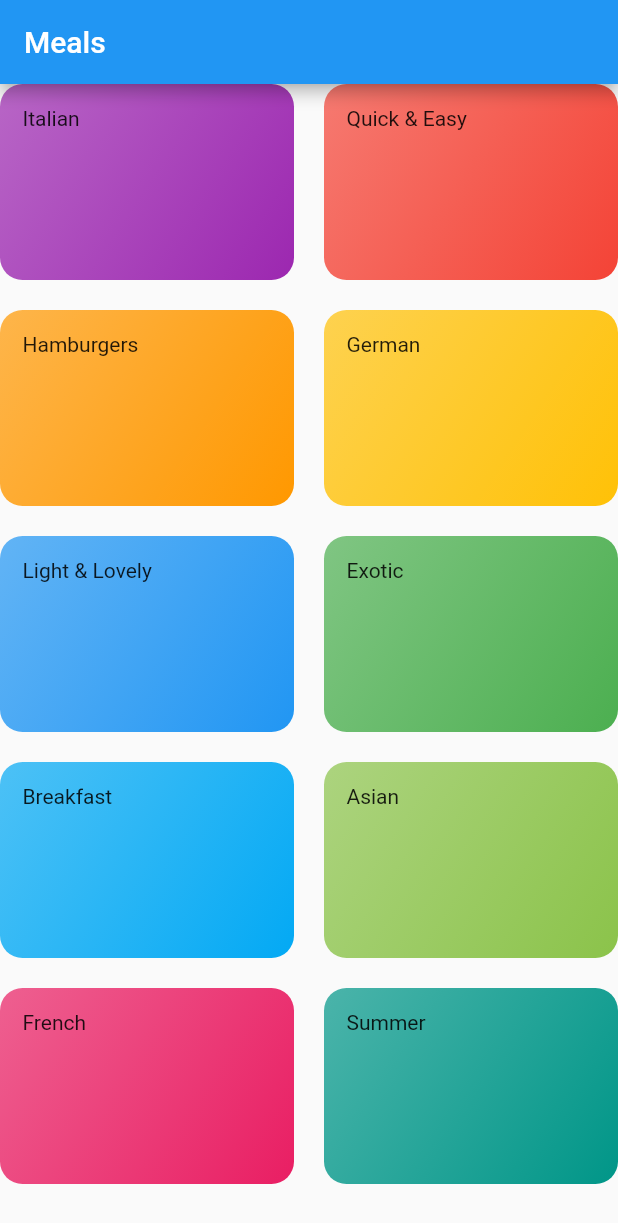
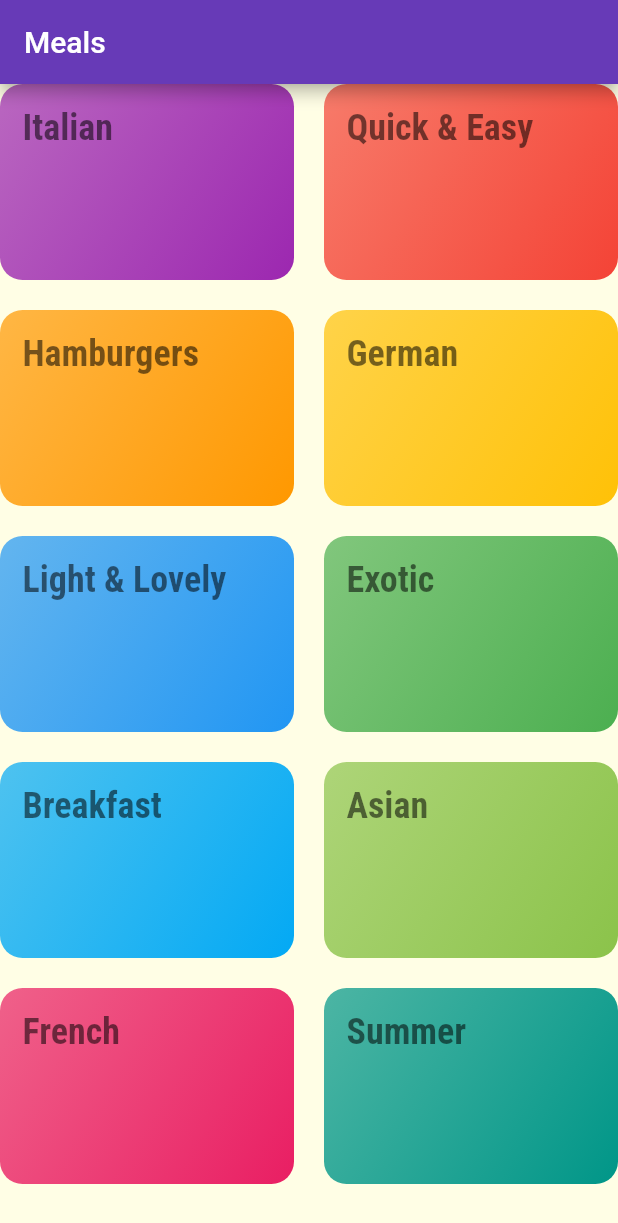
Before and after one commit to phschaefer/meals, a Flutter app: the screen it shows after launch, on a phone screen of 412 x 824 dp. Shown: the top 1223 px of the screen. Run offline on Flutter 3.47's test engine with Material 2 defaults, Android fonts, the phone set to English and light mode, and no system bars.

Commit message:
Styling & Theming

```diff
--- a/lib/main.dart
+++ b/lib/main.dart
@@ -12,9 +12,24 @@ class MyApp extends StatelessWidget {
   @override
   Widget build(BuildContext context) {
     return MaterialApp(
-      title: 'Flutter Demo',
+      title: 'Meals',
       theme: ThemeData(
-        primarySwatch: Colors.blue,
+        primarySwatch: Colors.deepPurple,
+        accentColor: Colors.amber,
+        canvasColor: const Color.fromRGBO(255, 254, 229, 1),
+        fontFamily: 'Raleway',
+        textTheme: ThemeData.light().textTheme.copyWith(
+              bodyText1: const TextStyle(
+                color: Color.fromRGBO(20, 51, 51, 1),
+              ),
+              bodyText2: const TextStyle(
+                color: Color.fromRGBO(20, 51, 51, 1),
+              ),
+              headlineLarge: const TextStyle(
+                  fontSize: 24,
+                  fontFamily: 'RobotoCondensed',
+                  fontWeight: FontWeight.bold),
+            ),
       ),
       home: const Categories(),
       debugShowCheckedModeBanner: false,
--- a/lib/screen/CategoryItem.dart
+++ b/lib/screen/CategoryItem.dart
@@ -10,7 +10,7 @@ class CategoryItem extends StatelessWidget {
   Widget build(BuildContext context) {
     return Container(
       padding: const EdgeInsets.all(15),
-      child: Text(title),
+      child: Text(title, style: Theme.of(context).textTheme.headlineLarge,),
       decoration: BoxDecoration(
         gradient: LinearGradient(colors: [
           color.withOpacity(0.7),
```
Also changed, not shown: pubspec.yaml (+17 -11 lines).
